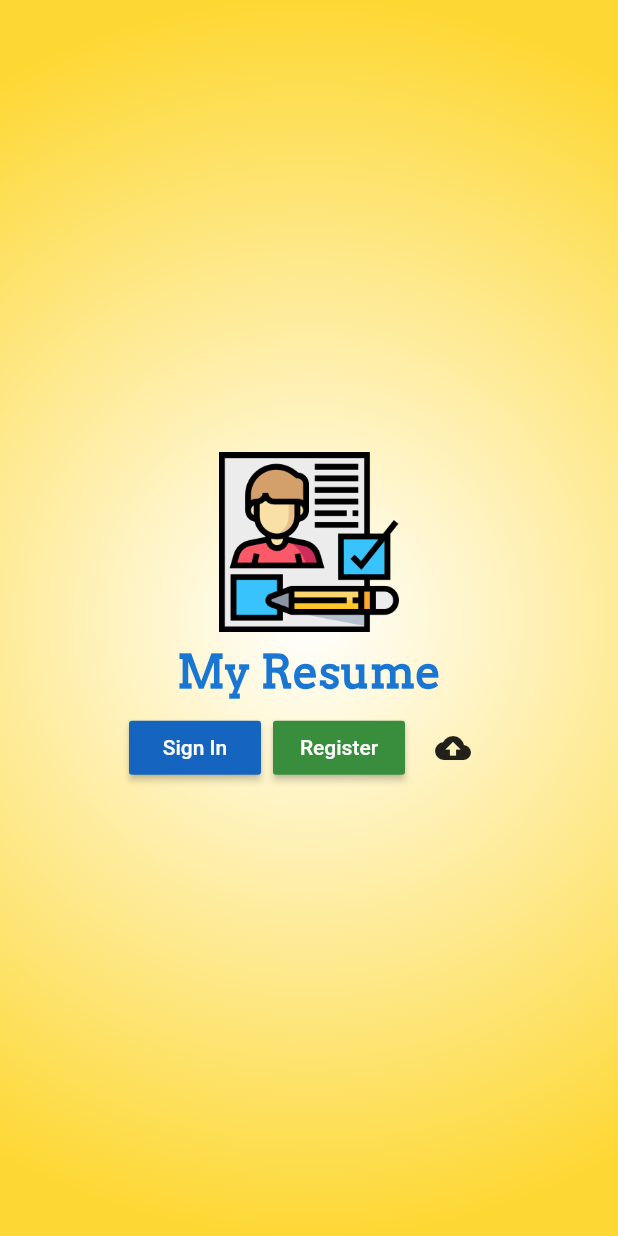
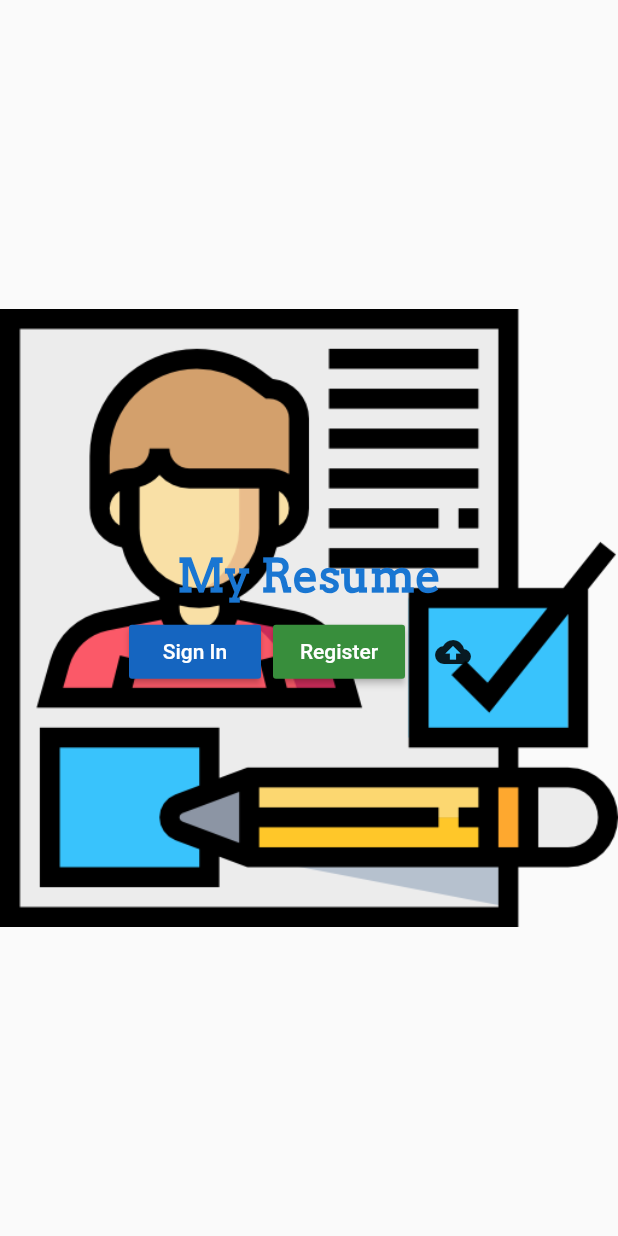
Before and after one commit to sirichaimeemana59/MyResume, a Flutter app: the screen it shows after launch, on a phone screen of 412 x 824 dp. Run offline on Flutter 3.47's test engine with Material 2 defaults, Android fonts, the phone set to English and light mode, and no system bars.

```diff
--- a/my_app/lib/cleass_model/userModel.dart
+++ b/my_app/lib/cleass_model/userModel.dart
@@ -1,16 +1,29 @@
+import 'dart:convert';
+
+UserModel userModelFromJson(String str) => UserModel.fromJson(json.decode(str));
+
+String userModelToJson(UserModel data) => json.encode(data.toJson());
+
 class UserModel {
-  final String name;
-  final String email;
-  final String phone;
-  final String password;
+  UserModel({
+    this.name,
+    this.email,
+    this.password,
+  });
 
-  UserModel({this.name, this.email, this.phone, this.password});
+  String name;
+  String email;
+  String password;
 
-  factory UserModel.formJson(final json) {
-    return UserModel(
-        name: json['name'],
-        email: json['email'],
-        phone: json['phone'],
-        password: json['password']);
-  }
+  factory UserModel.fromJson(Map<String, dynamic> json) => UserModel(
+        name: json["name"] == null ? null : json["name"],
+        email: json["email"] == null ? null : json["email"],
+        password: json["password"] == null ? null : json["password"],
+      );
+
+  Map<String, dynamic> toJson() => {
+        "name": name == null ? null : name,
+        "email": email == null ? null : email,
+        "password": password == null ? null : password,
+      };
 }
--- a/my_app/lib/screen/home.dart
+++ b/my_app/lib/screen/home.dart
@@ -112,17 +112,14 @@ class _HomeState extends State<Home> {
           //     //User Column เรียงวัตถุจากบนลงล่าง
           child: Container(
         decoration: BoxDecoration(
-            gradient: RadialGradient(
-                colors: [Colors.white, Colors.yellow.shade600], radius: 1.0)),
+            image: DecorationImage(
+          image: AssetImage('images/resume.png'),
+        )),
         child: Center(
           //     //set วัตถุให้อยู่กึ่งกลาง
           child: Column(
             mainAxisSize: MainAxisSize.min, //ปรับวัตถให้อยู่กึ่งกลางหน้าจอ
             children: [
-              showLogo(),
-              SizedBox(
-                height: 8.0,
-              ),
               showAppName(),
               SizedBox(
                 height: 8.0,
--- a/my_app/pubspec.yaml
+++ b/my_app/pubspec.yaml
@@ -52,7 +52,7 @@ flutter:
 
   # To add assets to your application, add an assets section, like this:
   assets:
-  - images/resume.png
+  - images/
   #   - images/a_dot_ham.jpeg
 
   # An image asset can refer to one or more resolution-specific "variants", see
```
Also changed, not shown: my_app/lib/screen/register.dart (+30 -5 lines).
